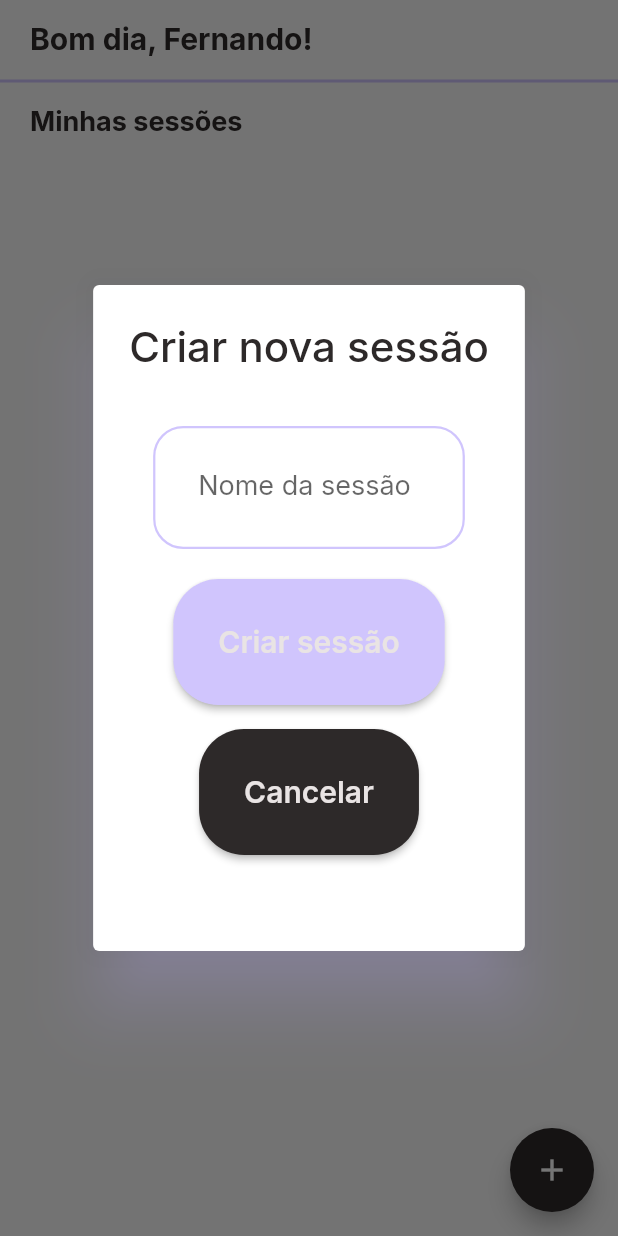
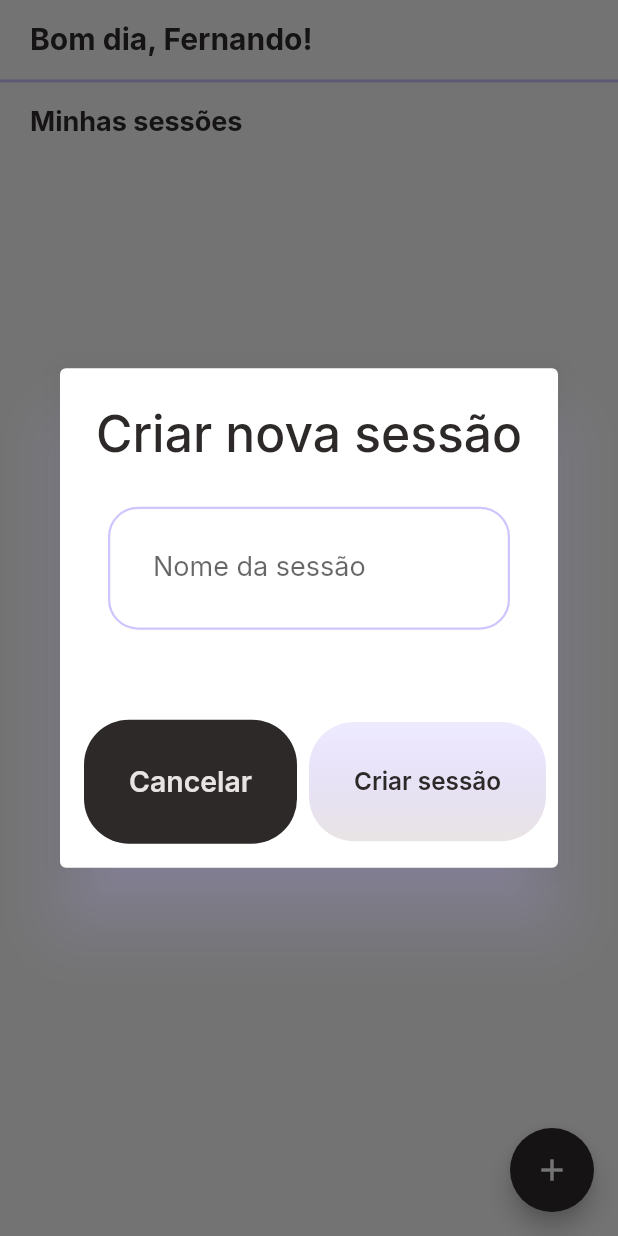
Before and after one commit to FernandoAyach/breathe-app, a Flutter app: the screen it shows after launch, after a tap on the "add" icon, on a phone screen of 412 x 824 dp. Run offline on Flutter 3.47's test engine with Material 2 defaults, Android fonts, the phone set to English and light mode, and no system bars; our stand-ins replace google_fonts, objectbox; generated files the repository leaves out were written again.

Commit message:
[UPDATE] Finish buttons and fix errors in dialog

```diff
--- a/lib/feature/home/components/handle_session_dialog/handle_session_dialog.dart
+++ b/lib/feature/home/components/handle_session_dialog/handle_session_dialog.dart
@@ -1,5 +1,6 @@
 import 'package:breathe_app/feature/home/home_view.dart';
 import 'package:breathe_app/support/components/default_text_button.dart';
+import 'package:breathe_app/support/components/default_text_gradient_button.dart';
 import 'package:breathe_app/support/components/default_text_input.dart';
 import 'package:breathe_app/support/style/app_colors.dart';
 import 'package:breathe_app/support/style/app_fonts.dart';
@@ -18,35 +19,47 @@ class HandleSessionDialog extends StatelessWidget {
 
     return AlertDialog(
       scrollable: true,
-      title: Text(
-        l10n.dialogAddSessionTitle,
-        style: AppFonts.interMedium(28, AppColors.black),
+      title: FittedBox(
+        fit: BoxFit.fitWidth,
+        child: Text(
+          l10n.dialogAddSessionTitle,
+          style: AppFonts.interMedium(28, AppColors.black),
+        ),
       ),
       content: Padding(
-        padding: const EdgeInsets.all(16.0),
+        padding: const EdgeInsets.all(8.0),
         child: Form(
           child: Column(
-            crossAxisAlignment: CrossAxisAlignment.center,
-            mainAxisAlignment: MainAxisAlignment.spaceEvenly,
-            children: <Widget>[
+            children: <Widget> [
               DefaultTextInput(hint: l10n.dialogFormSessionNameLabel),
-              DefaultTextButton(
-                backgroundColor: AppColors.pink,
-                textColor: AppColors.white,
-                text: l10n.buttonCreateSessionLabel,
-              ),
-              DefaultTextButton(
-                backgroundColor: AppColors.black,
-                textColor: AppColors.white,
-                text: l10n.buttonCancelLabel,
-              )
             ],
           ),
         ),
       ),
       elevation: 20,
       shadowColor: AppColors.pink,
-      actions: const [],
+      actions: [
+        Row(
+          mainAxisAlignment: MainAxisAlignment.spaceEvenly,
+          children: [
+             Expanded(
+              child: DefaultTextButton(
+                backgroundColor: AppColors.black,
+                textColor: AppColors.white,
+                text: l10n.buttonCancelLabel,
+              ),
+            ),
+            Expanded(
+              child: DefaultTextGradientButton(
+                primaryColor: AppColors.pink,
+                secondaryColor: AppColors.white,
+                textColor: AppColors.black,
+                text: l10n.buttonCreateSessionLabel,
+              ),
+            ),
+          ],
+        )
+      ],
     );
   }
 }
--- a/lib/feature/home/components/session_item/default_session_item.dart
+++ b/lib/feature/home/components/session_item/default_session_item.dart
@@ -69,7 +69,8 @@ class DefaultSessionItem extends StatelessWidget {
                       )
                     ],
                   ),
-                )),
+                ),
+              ),
           ),
         ),
       ),
--- a/lib/support/components/default_text_button.dart
+++ b/lib/support/components/default_text_button.dart
@@ -19,23 +19,21 @@ class DefaultTextButton extends StatelessWidget {
   Widget build(BuildContext context) {
     return Padding(
       padding: const EdgeInsets.all(8.0),
-      child: ElevatedButton(
-        onPressed: () {},
-        style: ButtonStyle(
-          backgroundColor: MaterialStateProperty.all(backgroundColor),
-          padding: MaterialStateProperty.all(
-            const EdgeInsets.all(30.0),
+      child: InkWell(
+        onTap: () {},
+        child: Ink(
+          padding: const EdgeInsets.all(30.0),
+          decoration: BoxDecoration(
+            borderRadius: BorderRadius.circular(30),
+            color: backgroundColor,
           ),
-          overlayColor: MaterialStateProperty.all(AppColors.pink),
-          shape: MaterialStateProperty.all(
-            RoundedRectangleBorder(
-              borderRadius: BorderRadius.circular(30),
+          child: FittedBox(
+            fit: BoxFit.fill,
+            child: Text(
+              text,
+              style: AppFonts.interSemiBold(20, textColor),
             ),
           ),
-        ),
-        child: Text(
-          text,
-          style: AppFonts.interSemiBold(20, textColor),
         ),
       ),
     );
--- /dev/null
+++ b/lib/support/components/default_text_gradient_button.dart
@@ -0,0 +1,46 @@
+import 'package:breathe_app/support/style/app_fonts.dart';
+import 'package:flutter/material.dart';
+
+class DefaultTextGradientButton extends StatelessWidget {
+  final String text;
+  final Color primaryColor;
+  final Color secondaryColor;
+  final Color textColor;
+
+  const DefaultTextGradientButton(
+      {super.key,
+      required this.text,
+      required this.primaryColor,
+      required this.secondaryColor,
+      required this.textColor});
+
+  @override
+  Widget build(BuildContext context) {
+    return InkWell(
+      onTap: () {},
+      child: Ink(
+        padding: const EdgeInsets.all(30.0),
+        decoration: BoxDecoration(
+          borderRadius: BorderRadius.circular(30),
+          gradient: LinearGradient(
+            begin: Alignment.topCenter,
+            end: Alignment.bottomCenter,
+            colors: [
+              primaryColor.withOpacity(0.35),
+              secondaryColor,
+            ],
+          ),
+        ),
+        child: Center(
+          child: FittedBox(
+            fit: BoxFit.fill,
+            child: Text(
+              text,
+              style: AppFonts.interSemiBold(20, textColor),
+            ),
+          ),
+        ),
+      ),
+    );
+  }
+}
--- a/lib/support/components/default_text_input.dart
+++ b/lib/support/components/default_text_input.dart
@@ -21,6 +21,7 @@ class DefaultTextInput extends StatelessWidget {
             borderSide: BorderSide(color: AppColors.pink, width: 1.5),
             borderRadius: BorderRadius.all(Radius.circular(20.0))),
         ),
+        maxLines: 1,
         controller: _textEditingController,
         style: AppFonts.interRegular(18, AppColors.black),
       ),
```
